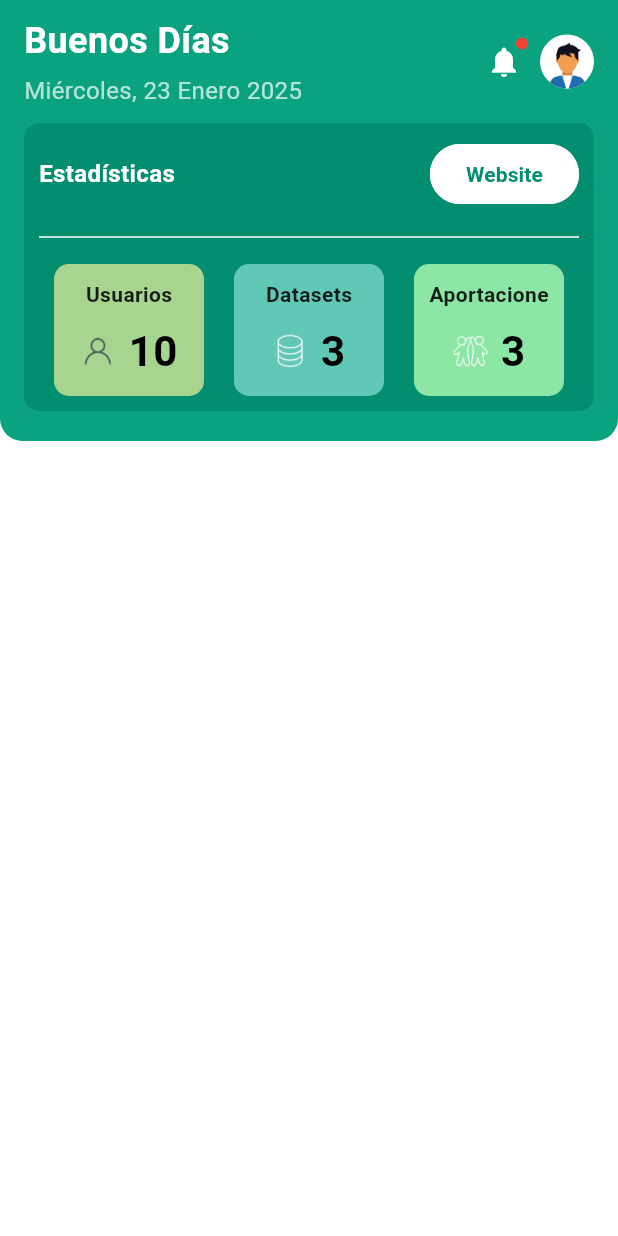
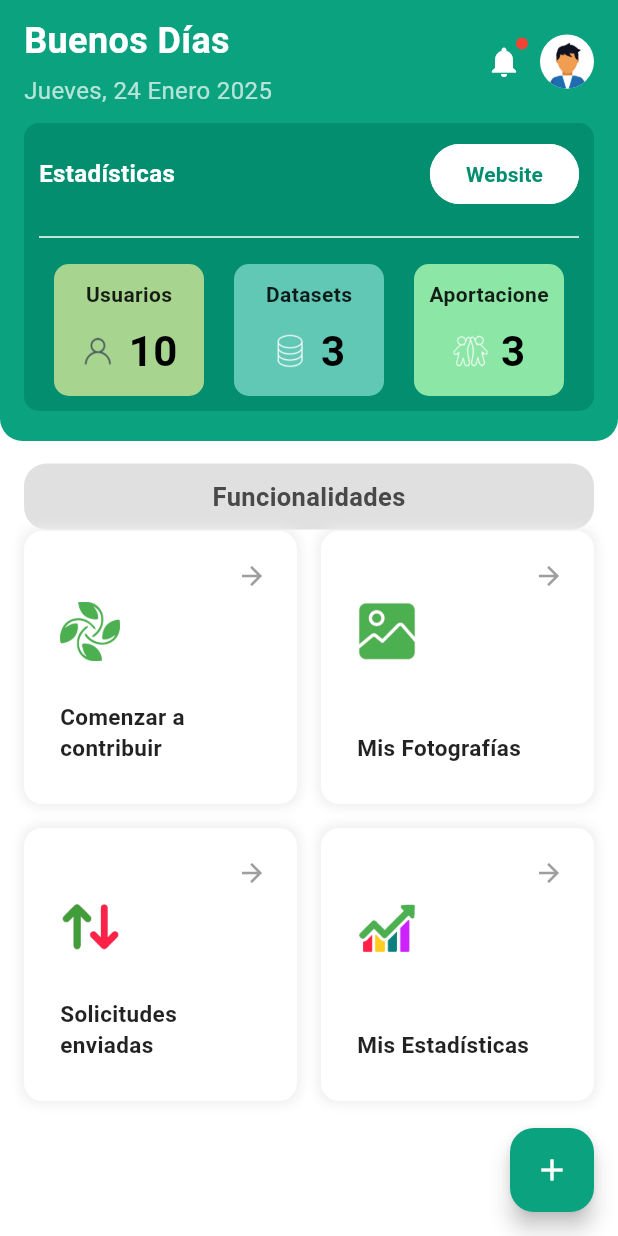
Before and after one commit to Darling-P11/imagrov2, a Flutter app: the MenuScreen screen opened by its route, on a phone screen of 412 x 824 dp. Run offline on Flutter 3.47's test engine with Material 3 defaults, Android fonts, the light colour scheme and no system bars; our stand-ins replace cloud_firestore, firebase_auth, firebase_core, firebase_storage, fluttertoast, google_sign_in and 1 more; accounts and stored records are empty.

Commit message:
fonrt-end-MENU 100%

```diff
--- a/lib/screens/menu_screen.dart
+++ b/lib/screens/menu_screen.dart
@@ -5,7 +5,8 @@ class MenuScreen extends StatelessWidget {
   Widget build(BuildContext context) {
     return Scaffold(
       backgroundColor: Colors.white,
-      body: Column(
+      body: SingleChildScrollView(
+        child: Column(
           children: [
             // Encabezado
             Container(
@@ -39,7 +40,7 @@ class MenuScreen extends StatelessWidget {
                             ),
                             SizedBox(height: 5),
                             Text(
-                            'Miércoles, 23 Enero 2025',
+                              'Jueves, 24 Enero 2025',
                               style: TextStyle(
                                 fontSize: 16,
                                 color: Colors.white70,
@@ -122,7 +123,8 @@ class MenuScreen extends StatelessWidget {
                                 'Website',
                                 style: TextStyle(
                                   color: Color(0xFF038E6F),
-                                  fontWeight: FontWeight.bold),
+                                  fontWeight: FontWeight.bold,
+                                ),
                               ),
                             ),
                           ],
@@ -130,25 +132,21 @@ class MenuScreen extends StatelessWidget {
                         SizedBox(height: 10),
                         Divider(color: Colors.white),
                         SizedBox(height: 10),
-                      // Bloques de estadísticas
                         Row(
                           mainAxisAlignment: MainAxisAlignment.spaceAround,
                           children: [
-                          // Bloque 1: Usuarios
                             _buildStatCard(
                               image: 'assets/icons/usuarios.png',
                               title: 'Usuarios',
                               count: '10',
                               backgroundColor: Color(0xFFA7D590),
                             ),
-                          // Bloque 2: Datasets
                             _buildStatCard(
                               image: 'assets/icons/datasets.png',
                               title: 'Datasets',
                               count: '3',
                               backgroundColor: Color(0xFF62C8B6),
                             ),
-                          // Bloque 3: Aportaciones
                             _buildStatCard(
                               image: 'assets/icons/contribuciones.png',
                               title: 'Aportacione',
@@ -163,7 +161,71 @@ class MenuScreen extends StatelessWidget {
                 ],
               ),
             ),
+            SizedBox(height: 15), // Espacio entre el encabezado y el cuerpo
+            // Título de funcionalidades con fondo gris
+            Container(
+              margin: EdgeInsets.symmetric(horizontal: 16),
+              padding: EdgeInsets.symmetric(vertical: 10),
+              decoration: BoxDecoration(
+                color: Colors.grey[300],
+                borderRadius: BorderRadius.circular(15),
+              ),
+              child: Center(
+                child: Text(
+                  'Funcionalidades',
+                  style: TextStyle(
+                    fontSize: 17,
+                    fontWeight: FontWeight.bold,
+                    color: const Color.fromARGB(255, 73, 73, 73),
+                  ),
+                ),
+              ),
+            ),
+            SizedBox(height: 1),
+            // Cuerpo - Funcionalidades
+            Padding(
+              padding: const EdgeInsets.symmetric(horizontal: 16),
+              child: GridView.count(
+                shrinkWrap: true,
+                crossAxisCount: 2,
+                crossAxisSpacing: 16,
+                mainAxisSpacing: 16,
+                children: [
+                  _buildModuleCard(
+                    image: 'assets/icons/contribuir.png',
+                    title: 'Comenzar a contribuir',
+                    onTap: () {},
+                  ),
+                  _buildModuleCard(
+                    image: 'assets/icons/fotografias.png',
+                    title: 'Mis Fotografías',
+                    onTap: () {},
+                  ),
+                  _buildModuleCard(
+                    image: 'assets/icons/solicitudes.png',
+                    title: 'Solicitudes enviadas',
+                    onTap: () {},
+                  ),
+                  _buildModuleCard(
+                    image: 'assets/icons/estadisticas.png',
+                    title: 'Mis Estadísticas',
+                    onTap: () {},
+                  ),
                 ],
+              ),
+            ),
+          ],
+        ),
+      ),
+      floatingActionButton: FloatingActionButton(
+        onPressed: () {
+          // Acción para el botón flotante
+        },
+        backgroundColor: Color(0xFF0BA37F),
+        child: Icon(
+          Icons.add,
+          color: Colors.white,
+        ),
       ),
     );
   }
@@ -216,4 +278,73 @@ class MenuScreen extends StatelessWidget {
       ),
     );
   }
+
+  Widget _buildModuleCard({
+    required String image,
+    required String title,
+    VoidCallback? onTap,
+  }) {
+    return GestureDetector(
+      onTap: onTap,
+      child: Container(
+        width: 160,
+        height: 140,
+        padding: EdgeInsets.all(12),
+        decoration: BoxDecoration(
+          color: Colors.white,
+          borderRadius: BorderRadius.circular(12),
+          boxShadow: [
+            BoxShadow(
+              color: Colors.grey.shade200,
+              blurRadius: 6,
+              spreadRadius: 2,
+            ),
+          ],
+        ),
+        child: Stack(
+          children: [
+            // Flecha en la parte superior derecha
+            Positioned(
+              top: 8,
+              right: 8,
+              child: Icon(
+                Icons.arrow_forward,
+                color: Colors.grey,
+                size: 20,
+              ),
+            ),
+            // Icono más cercano al título
+            Positioned(
+              top: 35, // Posición más cerca del título
+              left: 12,
+              child: Image.asset(
+                image,
+                width: 40, // Tamaño ajustado
+                height: 40,
+                fit: BoxFit.contain,
+              ),
+            ),
+            // Título alineado a la izquierda
+            Positioned(
+              bottom: 15, // Cercano al borde inferior
+              left: 12,
+              right: 12, // Aseguramos que no se salga del cuadro
+              child: Text(
+                title,
+                style: TextStyle(
+                  fontSize: 15,
+                  fontWeight: FontWeight.bold,
+                  color: Colors.black87,
+                ),
+                maxLines: 2, // Máximo de dos líneas
+                overflow: TextOverflow
+                    .ellipsis, // Añade "..." si el texto es muy largo
+                softWrap: true,
+              ),
+            ),
+          ],
+        ),
+      ),
+    );
   }
+}
--- a/pubspec.yaml
+++ b/pubspec.yaml
@@ -72,6 +72,10 @@ flutter:
     - assets/icons/usuarios.png
     - assets/icons/datasets.png
     - assets/icons/contribuciones.png
+    - assets/icons/contribuir.png
+    - assets/icons/fotografias.png
+    - assets/icons/solicitudes.png
+    - assets/icons/estadisticas.png
 
   # The following line ensures that the Material Icons font is
   # included with your application, so that you can use the icons in
```
Also changed, not shown: assets/icons/contribuir.png (added), assets/icons/estadisticas.png (added), assets/icons/fotografias.png (added), assets/icons/solicitudes.png (added). Lines whose indentation alone changed are shown as unchanged.
